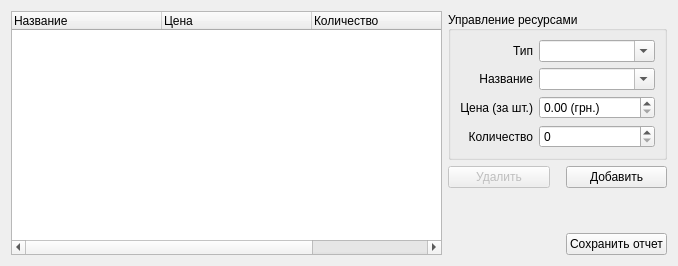
Qt form esupplier.ui (werwolf/ExLibris) before a commit.
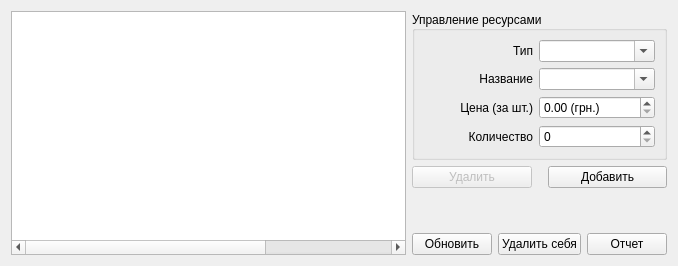
The same form after that commit.

Diff of the .ui file:
```diff
--- a/esupplier.ui
+++ b/esupplier.ui
@@ -38,10 +38,10 @@
       <bool>false</bool>
      </property>
      <property name="headerHidden">
-      <bool>false</bool>
+      <bool>true</bool>
      </property>
      <attribute name="headerVisible">
-      <bool>true</bool>
+      <bool>false</bool>
      </attribute>
      <attribute name="headerCascadingSectionResizes">
       <bool>false</bool>
@@ -257,22 +257,23 @@
      <item>
       <layout class="QHBoxLayout" name="horizontalLayout">
        <item>
-        <spacer name="horizontalSpacer_2">
-         <property name="orientation">
-          <enum>Qt::Horizontal</enum>
+        <widget class="QPushButton" name="update_btn">
+         <property name="text">
+          <string>Обновить</string>
          </property>
-         <property name="sizeHint" stdset="0">
-          <size>
-           <width>20</width>
-           <height>20</height>
-          </size>
+        </widget>
+       </item>
+       <item>
+        <widget class="QPushButton" name="self_destruct_btn">
+         <property name="text">
+          <string>Удалить себя</string>
          </property>
-        </spacer>
+        </widget>
        </item>
        <item>
         <widget class="QPushButton" name="report_btn">
          <property name="text">
-          <string>Сохранить отчет</string>
+          <string>Отчет</string>
          </property>
         </widget>
        </item>
```
